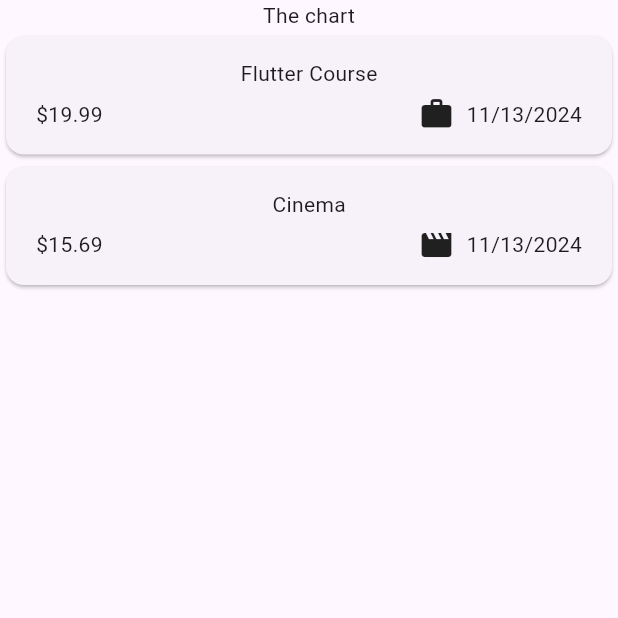
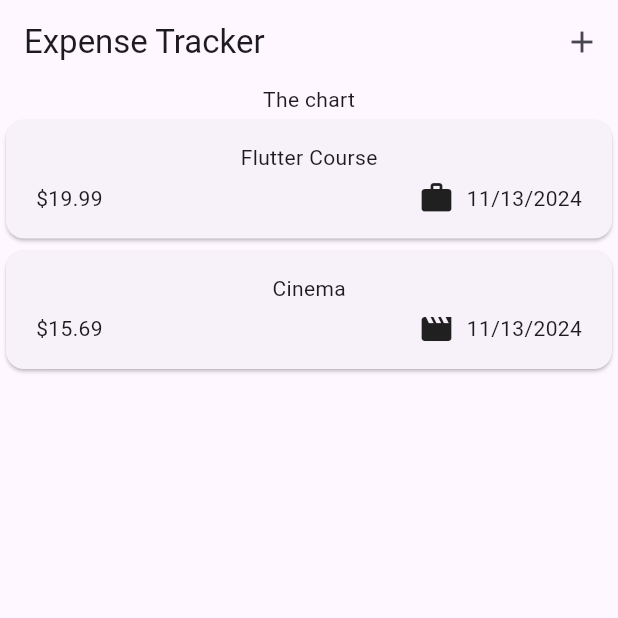
Before and after one commit to KaranKhandekar1729/Expense-Tracker-App, a Flutter app: the screen it shows after launch, on a phone screen of 412 x 824 dp, the top half of it. Run offline on Flutter 3.47's test engine with Material 3 defaults, Android fonts, the phone set to English and light mode, and no system bars.

Commit message:
set an AppBar with title and actions

```diff
--- a/lib/main.dart
+++ b/lib/main.dart
@@ -5,8 +5,9 @@ import 'package:flutter/material.dart';
 
 void main() {
   runApp(
-    const MaterialApp(
-      home: Expenses()
+    MaterialApp(
+      theme: ThemeData(useMaterial3: true),
+      home: const Expenses()
     ),
   );
 }
--- a/lib/widgets/expenses.dart
+++ b/lib/widgets/expenses.dart
@@ -27,6 +27,15 @@ class _ExpensesState extends State<Expenses> {
   @override
   Widget build(BuildContext context) {
     return Scaffold(
+      appBar: AppBar(
+        actions: [
+          IconButton(
+            onPressed: () {},
+            icon: const Icon(Icons.add)
+          ),
+        ],
+        title: const Text('Expense Tracker'),
+      ),
       body: Column(
         children: [
           const Text('The chart'),
```
